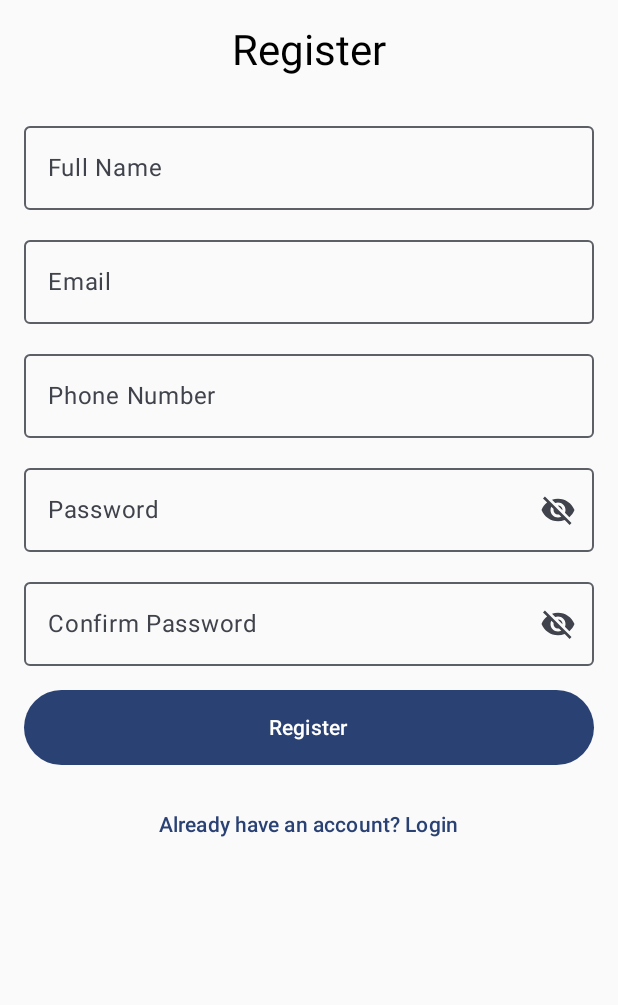
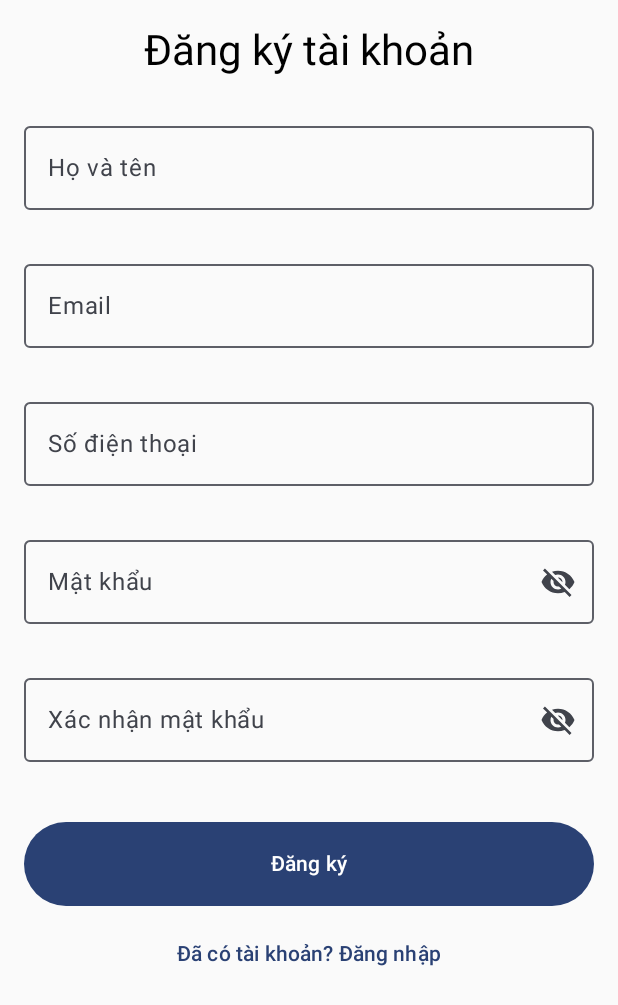
Before and after one commit to MaiVanTinh17072005/Ung_dung_android_DA3, an Android app built with Jetpack Compose: the RegisterScreen screen opened through its navigation route, on a phone screen of 412 x 824 dp. Shown: the top 1005 px of the screen. Run offline under Robolectric (Android 15) with nearby library versions, the phone set to English and light mode, and no system bars.

Commit message:
Tinh update vietnamese

```diff
--- a/app/src/main/java/com/example/learnjapanese/ui/screens/login/LoginScreen.kt
+++ b/app/src/main/java/com/example/learnjapanese/ui/screens/login/LoginScreen.kt
@@ -65,10 +65,9 @@ fun LoginScreen(
                 .fillMaxSize()
                 .padding(horizontal = 24.dp, vertical = 16.dp),
             horizontalAlignment = Alignment.CenterHorizontally,
-            verticalArrangement = Arrangement.Center
-        ) {
+            verticalArrangement = Arrangement.Center) {
             Text(
-                text = "Welcome Back",
+                text = "Chào mừng trở lại",
                 style = MaterialTheme.typography.headlineLarge.copy(
                     color = primaryColor,
                     fontWeight = FontWeight.ExtraBold,
@@ -83,7 +82,7 @@ fun LoginScreen(
             )
 
             Text(
-                text = "Sign in to continue",
+                text = "Đăng nhập để tiếp tục",
                 style = MaterialTheme.typography.bodyLarge.copy(
                     color = MaterialTheme.colorScheme.onSurface.copy(alpha = 0.7f),
                     fontWeight = FontWeight.Medium
@@ -96,6 +95,15 @@ fun LoginScreen(
                 onValueChange = { viewModel.updateUsername(it.replace("\n", "")) },
                 label = { Text("Email") },
                 singleLine = true,
+                isError = viewModel.emailError != null,
+                supportingText = {
+                    viewModel.emailError?.let {
+                        Text(
+                            text = it,
+                            color = MaterialTheme.colorScheme.error
+                        )
+                    }
+                },
                 keyboardOptions = KeyboardOptions(
                     keyboardType = KeyboardType.Email
                 ),
@@ -121,8 +129,17 @@ fun LoginScreen(
             OutlinedTextField(
                 value = viewModel.password,
                 onValueChange = { viewModel.updatePassword(it) },
-                label = { Text("Password") },
+                label = { Text("Mật khẩu") },
                 singleLine = true,
+                isError = viewModel.passwordError != null,
+                supportingText = {
+                    viewModel.passwordError?.let {
+                        Text(
+                            text = it,
+                            color = MaterialTheme.colorScheme.error
+                        )
+                    }
+                },
                 visualTransformation = if (passwordVisible) VisualTransformation.None else PasswordVisualTransformation(),
                 keyboardOptions = KeyboardOptions(
                     keyboardType = KeyboardType.Password
@@ -138,7 +155,7 @@ fun LoginScreen(
                     IconButton(onClick = { passwordVisible = !passwordVisible }) {
                         Icon(
                             imageVector = if (passwordVisible) Icons.Default.Visibility else Icons.Default.VisibilityOff,
-                            contentDescription = if (passwordVisible) "Hide password" else "Show password",
+                            contentDescription = if (passwordVisible) "Ẩn mật khẩu" else "Hiện mật khẩu",
                             tint = iconColor
                         )
                     }
@@ -165,7 +182,7 @@ fun LoginScreen(
             ) {
                 TextButton(onClick = onForgotPasswordClick) {
                     Text(
-                        text = "Forgot Password?",
+                        text = "Quên mật khẩu?",
                         style = MaterialTheme.typography.bodyMedium.copy(
                             color = primaryColor,
                             fontWeight = FontWeight.Medium
@@ -193,7 +210,7 @@ fun LoginScreen(
                 )
             ) {
                 Text(
-                    "Login",
+                    "Đăng nhập",
                     style = MaterialTheme.typography.titleMedium.copy(
                         fontWeight = FontWeight.ExtraBold,
                         letterSpacing = 1.sp
@@ -208,14 +225,14 @@ fun LoginScreen(
                 verticalAlignment = Alignment.CenterVertically
             ) {
                 Text(
-                    text = "Don't have an account? ",
+                    text = "Chưa có tài khoản? ",
                     style = MaterialTheme.typography.bodyMedium.copy(
                         color = MaterialTheme.colorScheme.onSurface.copy(alpha = 0.7f)
                     )
                 )
                 TextButton(onClick = onRegisterClick) {
                     Text(
-                        text = "Register",
+                        text = "Đăng ký",
                         style = MaterialTheme.typography.bodyMedium.copy(
                             color = primaryColor,
                             fontWeight = FontWeight.Bold
--- a/app/src/main/java/com/example/learnjapanese/ui/screens/register/RegisterScreen.kt
+++ b/app/src/main/java/com/example/learnjapanese/ui/screens/register/RegisterScreen.kt
@@ -37,7 +37,7 @@ fun RegisterScreen(
         horizontalAlignment = Alignment.CenterHorizontally
     ) {
         Text(
-            text = "Register",
+            text = "Đăng ký tài khoản",
             style = MaterialTheme.typography.headlineMedium,
             modifier = Modifier.padding(bottom = 24.dp)
         )
@@ -45,8 +45,17 @@ fun RegisterScreen(
         OutlinedTextField(
             value = viewModel.fullName,
             onValueChange = { viewModel.updateFullName(it.replace("\n", "")) },
-            label = { Text("Full Name") },
+            label = { Text("Họ và tên") },
             singleLine = true,
+            isError = viewModel.fullNameError != null,
+            supportingText = {
+                viewModel.fullNameError?.let {
+                    Text(
+                        text = it,
+                        color = MaterialTheme.colorScheme.error
+                    )
+                }
+            },
             keyboardOptions = KeyboardOptions(
                 keyboardType = KeyboardType.Text
             ),
@@ -60,6 +69,15 @@ fun RegisterScreen(
             onValueChange = { viewModel.updateEmail(it.replace("\n", "")) },
             label = { Text("Email") },
             singleLine = true,
+            isError = viewModel.emailError != null,
+            supportingText = {
+                viewModel.emailError?.let {
+                    Text(
+                        text = it,
+                        color = MaterialTheme.colorScheme.error
+                    )
+                }
+            },
             keyboardOptions = KeyboardOptions(
                 keyboardType = KeyboardType.Email
             ),
@@ -71,8 +89,17 @@ fun RegisterScreen(
         OutlinedTextField(
             value = viewModel.phone,
             onValueChange = { viewModel.updatePhone(it.replace("\n", "")) },
-            label = { Text("Phone Number") },
+            label = { Text("Số điện thoại") },
             singleLine = true,
+            isError = viewModel.phoneError != null,
+            supportingText = {
+                viewModel.phoneError?.let {
+                    Text(
+                        text = it,
+                        color = MaterialTheme.colorScheme.error
+                    )
+                }
+            },
             keyboardOptions = KeyboardOptions(
                 keyboardType = KeyboardType.Phone
             ),
@@ -84,8 +111,17 @@ fun RegisterScreen(
         OutlinedTextField(
             value = viewModel.password,
             onValueChange = { viewModel.updatePassword(it.replace("\n", "")) },
-            label = { Text("Password") },
+            label = { Text("Mật khẩu") },
             singleLine = true,
+            isError = viewModel.passwordError != null,
+            supportingText = {
+                viewModel.passwordError?.let {
+                    Text(
+                        text = it,
+                        color = MaterialTheme.colorScheme.error
+                    )
+                }
+            },
             visualTransformation = if (passwordVisible) VisualTransformation.None else PasswordVisualTransformation(),
             keyboardOptions = KeyboardOptions(
                 keyboardType = KeyboardType.Password
@@ -94,7 +130,7 @@ fun RegisterScreen(
                 IconButton(onClick = { passwordVisible = !passwordVisible }) {
                     Icon(
                         imageVector = if (passwordVisible) Icons.Default.Visibility else Icons.Default.VisibilityOff,
-                        contentDescription = if (passwordVisible) "Hide password" else "Show password"
+                        contentDescription = if (passwordVisible) "Ẩn mật khẩu" else "Hiện mật khẩu"
                     )
                 }
             },
@@ -106,8 +142,17 @@ fun RegisterScreen(
         OutlinedTextField(
             value = viewModel.confirmPassword,
             onValueChange = { viewModel.updateConfirmPassword(it.replace("\n", "")) },
-            label = { Text("Confirm Password") },
+            label = { Text("Xác nhận mật khẩu") },
             singleLine = true,
+            isError = viewModel.confirmPasswordError != null,
+            supportingText = {
+                viewModel.confirmPasswordError?.let {
+                    Text(
+                        text = it,
+                        color = MaterialTheme.colorScheme.error
+                    )
+                }
+            },
             visualTransformation = if (confirmPasswordVisible) VisualTransformation.None else PasswordVisualTransformation(),
             keyboardOptions = KeyboardOptions(
                 keyboardType = KeyboardType.Password
@@ -116,13 +161,13 @@ fun RegisterScreen(
                 IconButton(onClick = { confirmPasswordVisible = !confirmPasswordVisible }) {
                     Icon(
                         imageVector = if (confirmPasswordVisible) Icons.Default.Visibility else Icons.Default.VisibilityOff,
-                        contentDescription = if (confirmPasswordVisible) "Hide password" else "Show password"
+                        contentDescription = if (confirmPasswordVisible) "Ẩn mật khẩu" else "Hiện mật khẩu"
                     )
                 }
             },
             modifier = Modifier
                 .fillMaxWidth()
-                .padding(bottom = 16.dp)
+                .padding(bottom = 24.dp)
         )
 
         Button(
@@ -132,15 +177,16 @@ fun RegisterScreen(
             },
             modifier = Modifier
                 .fillMaxWidth()
-                .height(50.dp)
+                .height(56.dp)
         ) {
-            Text("Register")
+            Text("Đăng ký")
         }
 
-        Spacer(modifier = Modifier.height(16.dp))
-
-        TextButton(onClick = onBackClick) {
-            Text("Already have an account? Login")
+        TextButton(
+            onClick = onBackClick,
+            modifier = Modifier.padding(top = 8.dp)
+        ) {
+            Text("Đã có tài khoản? Đăng nhập")
         }
     }
 }
```
Also changed, not shown: app/src/main/java/com/example/learnjapanese/ui/screens/changepassword/ChangePasswordScreen.kt (+31 -23 lines), app/src/main/java/com/example/learnjapanese/ui/screens/forgotpassword/ForgotPasswordScreen.kt (+6 -6 lines), app/src/main/java/com/example/learnjapanese/ui/viewmodels/ChangePasswordViewModel.kt (+35 -2 lines), app/src/main/java/com/example/learnjapanese/ui/viewmodels/LoginViewModel.kt (+47 -2 lines), app/src/main/java/com/example/learnjapanese/ui/viewmodels/RegisterViewModel.kt (+62 -2 lines).
